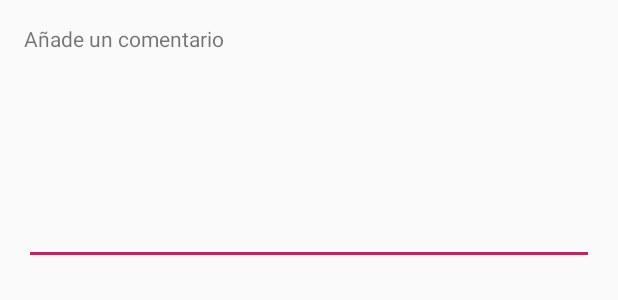
After one commit to isunican/AppGasolinerasGrupo1, an Android app: the layout anhade_comentario_favorito.xml on its own in the app's theme, with its tools: preview values and no code run, on a phone screen of 412 x 824 dp. The commit adds this screen. Shown: the top 300 px of the screen. Run offline under Robolectric (Android 15) with nearby library versions, the phone set to English and light mode, and no system bars; network calls fail.

Commit message:
Creada interfaz de añadir favorito
Se ha creado un boton imagen en la interfaz de vista detallada de gasolinera y un caja de texto para el comentario.

```diff
--- /dev/null
+++ b/AndroidProject/app/src/main/res/layout/anhade_comentario_favorito.xml
@@ -0,0 +1,24 @@
+<?xml version="1.0" encoding="utf-8"?>
+<LinearLayout xmlns:android="http://schemas.android.com/apk/res/android"
+    xmlns:app="http://schemas.android.com/apk/res-auto"
+    xmlns:tools="http://schemas.android.com/tools"
+    android:layout_width="match_parent"
+    android:layout_height="match_parent"
+    android:orientation="vertical"
+    android:padding="16dp">
+
+    <TextView
+        android:id="@+id/anhadeComentarioEtiqueta"
+        android:layout_width="match_parent"
+        android:layout_height="wrap_content"
+        android:text="@string/anhade_comentario" />
+
+    <EditText
+        android:id="@+id/textBox_anhadeComentario"
+        android:layout_width="match_parent"
+        android:layout_height="141dp"
+        android:ems="10"
+        android:gravity="start|top"
+        android:inputType="textMultiLine" />
+
+</LinearLayout>
--- a/AndroidProject/app/src/main/res/values/strings.xml
+++ b/AndroidProject/app/src/main/res/values/strings.xml
@@ -39,4 +39,5 @@
     <!-- El nombre de filtrar por marca de gasolinera no cabía en el panel lateral-->
     <string name="navigation_drawer_open">Abrir drawer</string>
     <string name="navigation_drawer_close">Cerrar drawer</string>
+    <string name="anhade_comentario">Añade un comentario</string>
 </resources>
```
Also changed, not shown: AndroidProject/app/src/main/java/com/isunican/proyectobase/Views/DetailActivity.java (+88 -3 lines), AndroidProject/app/src/main/res/layout/activity_detail.xml (+28 -12 lines), AndroidProject/app/src/main/res/drawable/favorito_activado.png (added), AndroidProject/app/src/main/res/drawable/favorito_desactivado.png (added).
